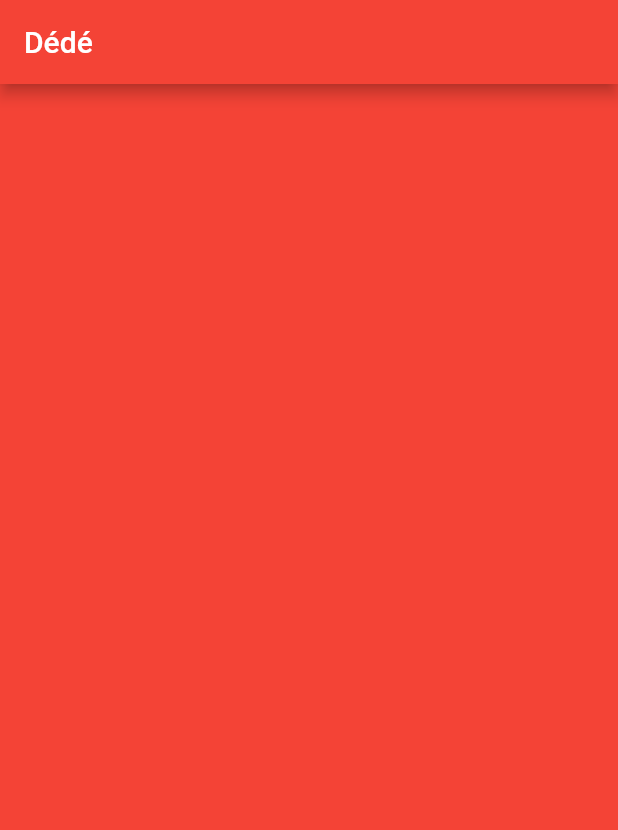
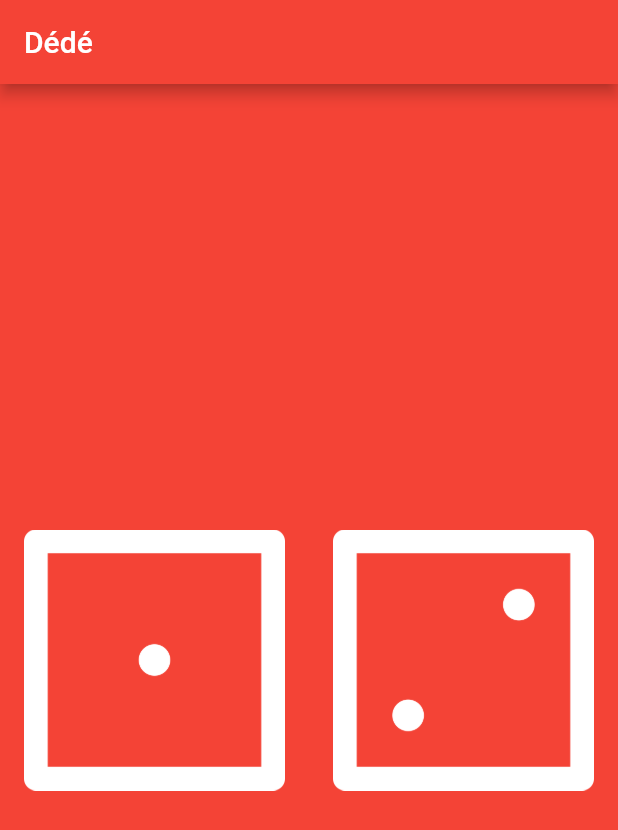
Before and after one commit to raytoban/dede, a Flutter app: the screen it shows after launch, on a phone screen of 412 x 824 dp. Shown: the top 830 px of the screen. Run offline on Flutter 3.47's test engine with Material 2 defaults, Android fonts, the phone set to English and light mode, and no system bars.

Commit message:
première partie

```diff
--- a/lib/main.dart
+++ b/lib/main.dart
@@ -18,6 +18,19 @@ void main() {
 class DicePage extends StatelessWidget {
   @override
   Widget build(BuildContext context) {
-    return Container();
+    return Center(
+      child: Row(children: [
+        Expanded(
+            child: Padding(
+          padding: const EdgeInsets.all(16.0),
+          child: Image.asset("images/dice1.png"),
+        )),
+        Expanded(
+            child: Padding(
+          padding: const EdgeInsets.all(16.0),
+          child: Image.asset("images/dice2.png"),
+        )),
+      ]),
+    );
   }
 }
```
